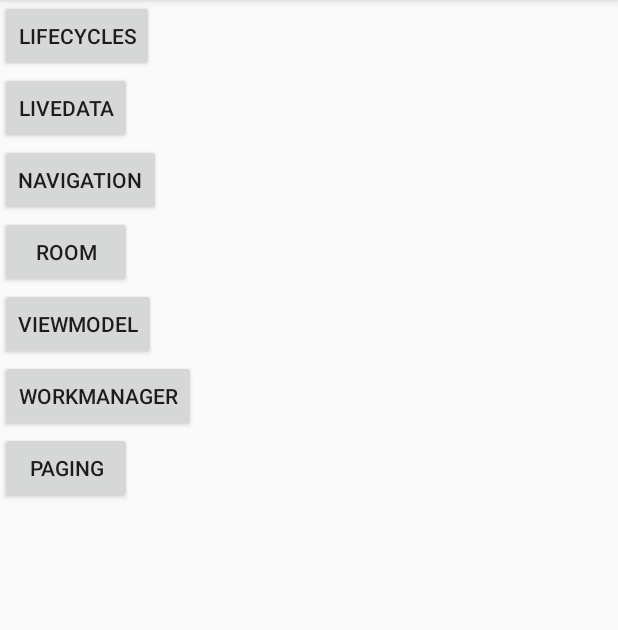
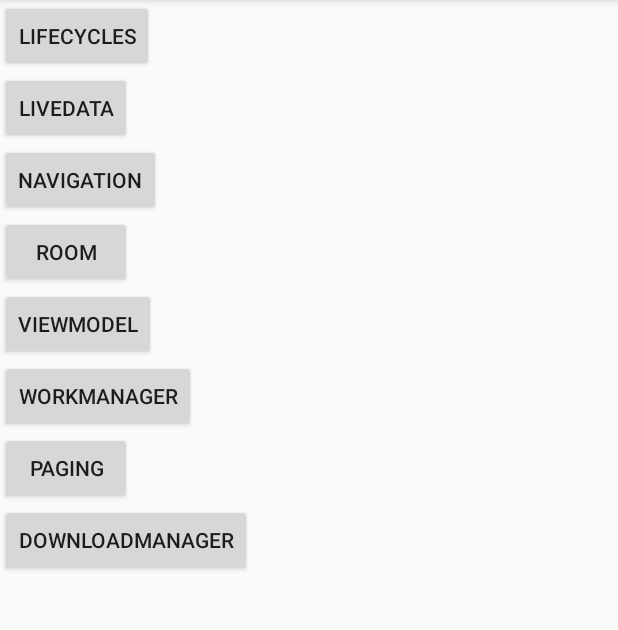
Before and after one commit to huangyuanlove/JetpackSimple, an Android app: the screen it shows after launch (MainActivity), after a tap on "确认删除", on a phone screen of 412 x 824 dp, the part 84-714 px from its top. Run offline under Robolectric (Android 15) with nearby library versions, the phone set to English and light mode, and no system bars; our stand-ins replace data binding.

Commit message:
download manager

```diff
--- a/app/src/main/AndroidManifest.xml
+++ b/app/src/main/AndroidManifest.xml
@@ -2,6 +2,8 @@
 <manifest xmlns:android="http://schemas.android.com/apk/res/android"
     package="com.huangyuanlove.androidjetpack">
 
+
+    <uses-permission android:name="android.permission.INTERNET"/>
     <application
         android:allowBackup="true"
         android:icon="@mipmap/ic_launcher"
@@ -9,7 +11,8 @@
         android:roundIcon="@mipmap/ic_launcher_round"
         android:supportsRtl="true"
         android:theme="@style/AppTheme">
-        <activity android:name=".architecture.paging.PagingActivity"></activity>
+        <activity android:name=".behavior.downloadmanager.DownloadManagerActivity"/>
+        <activity android:name=".architecture.paging.PagingActivity" />
         <activity android:name=".architecture.workmanager.WorkManagerActivity" />
         <activity android:name=".architecture.viewmodel.ViewModelActivity" />
         <activity android:name=".architecture.room.RoomActivity" />
@@ -20,6 +23,7 @@
         <activity android:name=".MainActivity">
             <intent-filter>
                 <action android:name="android.intent.action.MAIN" />
+                <action android:name="android.intent.action.VIEW" />
 
                 <category android:name="android.intent.category.LAUNCHER" />
             </intent-filter>
--- a/app/src/main/java/com/huangyuanlove/androidjetpack/MainActivity.java
+++ b/app/src/main/java/com/huangyuanlove/androidjetpack/MainActivity.java
@@ -24,6 +24,7 @@
 import com.huangyuanlove.androidjetpack.architecture.room.RoomActivity;
 import com.huangyuanlove.androidjetpack.architecture.viewmodel.ViewModelActivity;
 import com.huangyuanlove.androidjetpack.architecture.workmanager.WorkManagerActivity;
+import com.huangyuanlove.androidjetpack.behavior.downloadmanager.DownloadManagerActivity;
 import com.huangyuanlove.androidjetpack.databinding.ActivityMainBinding;
 
 public class MainActivity extends AppCompatActivity implements View.OnClickListener {
@@ -41,7 +42,7 @@
         binding.viewmodel.setOnClickListener(this);
         binding.workManager.setOnClickListener(this);
         binding.paging.setOnClickListener(this);
-
+        binding.downloadManager.setOnClickListener(this);
 
         new Handler().postDelayed(new Runnable() {
             @Override
@@ -154,6 +155,9 @@
             case R.id.paging:
                 startActivity(new Intent(MainActivity.this, PagingActivity.class));
                 break;
+            case R.id.download_manager:
+                startActivity(new Intent(MainActivity.this, DownloadManagerActivity.class));
+                break;
             default:
                 break;
         }
--- a/app/src/main/res/layout/activity_main.xml
+++ b/app/src/main/res/layout/activity_main.xml
@@ -48,6 +48,12 @@
             android:layout_height="wrap_content"
             android:text="paging" />
 
+        <androidx.appcompat.widget.AppCompatButton
+            android:id="@+id/download_manager"
+            android:layout_width="wrap_content"
+            android:layout_height="wrap_content"
+            android:text="downloadManager" />
+
     </LinearLayout>
 
 </layout>
```
Also changed, not shown: app/src/main/java/com/huangyuanlove/androidjetpack/behavior/downloadmanager/DownloadManagerActivity.java (added, +44 -0 lines), app/src/main/res/layout/activity_download_manager.xml (added, +18 -0 lines), 1 other file.
